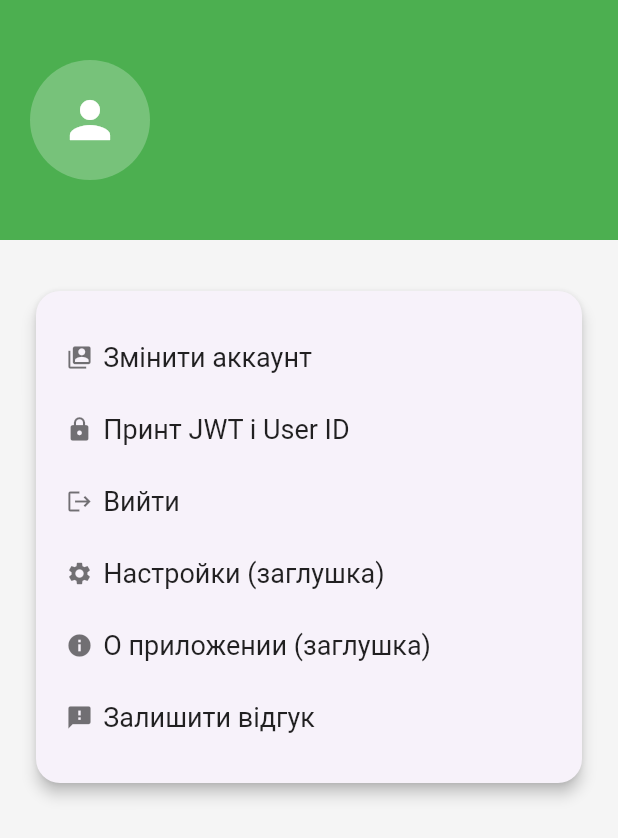
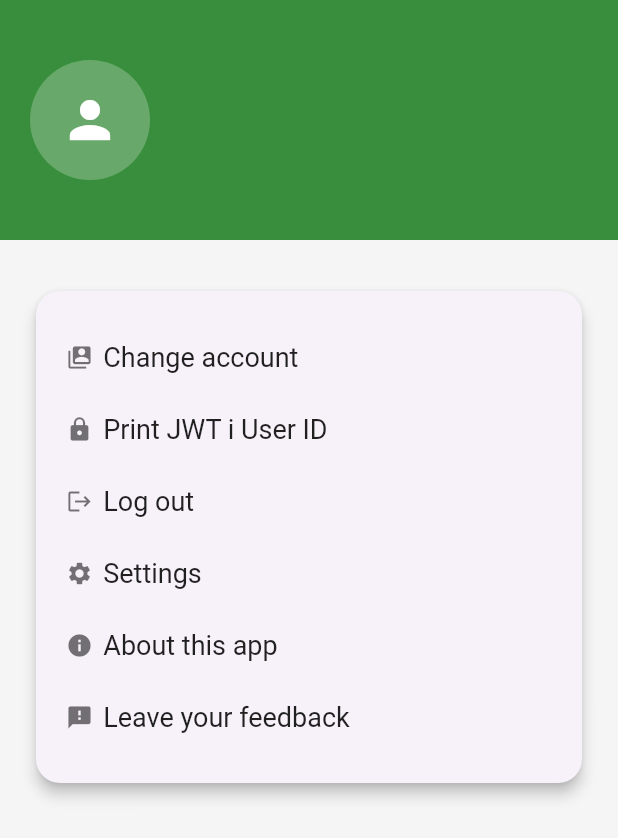
Before and after one commit to Qwertyssd/thePlantMobile, a Flutter app: the AccountPage screen opened directly, on a phone screen of 412 x 824 dp. Shown: the top 838 px of the screen. Run offline on Flutter 3.47's test engine with Material 3 defaults, Android fonts, the phone set to English and light mode, and no system bars; our stand-ins replace firebase_auth, firebase_core, google_sign_in; accounts and stored records are empty; network calls fail.

Commit message:
Зроблено зміни в сторінках

```diff
--- a/lib/pages/account_page.dart
+++ b/lib/pages/account_page.dart
@@ -23,16 +23,16 @@ class _ProfileState extends State<AccountPage> {
       context: contextMounted,
       builder: (context) {
         return AlertDialog(
-          title: const Text('Залишити відгук'),
+          title: const Text('Leave feedback'),
           content: Column(
             mainAxisSize: MainAxisSize.min,
             children: [
               TextField(
-                decoration: const InputDecoration(labelText: 'Тема'),
+                decoration: const InputDecoration(labelText: 'Theme'),
                 onChanged: (value) => theme = value,
               ),
               TextField(
-                decoration: const InputDecoration(labelText: 'Повідомлення'),
+                decoration: const InputDecoration(labelText: 'Message'),
                 maxLines: 4,
                 onChanged: (value) => text = value,
               ),
@@ -41,7 +41,7 @@ class _ProfileState extends State<AccountPage> {
           actions: [
             TextButton(
               onPressed: () => Navigator.of(context).pop(),
-              child: const Text('Скасувати'),
+              child: const Text('Cancel'),
             ),
             ElevatedButton(
               onPressed: () async {
@@ -60,13 +60,13 @@ class _ProfileState extends State<AccountPage> {
                 );
 
                 final message = (response != null && response.statusCode == 200)
-                    ? '✅ Відгук надіслано'
-                    : '❗ Помилка надсилання';
+                    ? '✅ Feedback has already sent'
+                    : '❗ Error';
 
                 // Используем contextMounted — внешний контекст
                 ScaffoldMessenger.of(contextMounted).showSnackBar(SnackBar(content: Text(message)));
               },
-              child: const Text('Надіслати'),
+              child: const Text('Send'),
             ),
           ],
         );
@@ -117,7 +117,7 @@ class _ProfileState extends State<AccountPage> {
   @override
   Widget build(BuildContext context) {
     final userName = _user?.displayName ?? _user?.email?.split('@')[0] ??
-        'Користувач';
+        'User';
     final photoUrl = _user?.photoURL;
 
     return Scaffold(
@@ -127,7 +127,7 @@ class _ProfileState extends State<AccountPage> {
         children: [
           // Верхний блок с аватаркой
           Container(
-            color: Colors.green,
+            color: Colors.green[700],
             padding: const EdgeInsets.symmetric(vertical: 40, horizontal: 20),
             child: Row(
               children: [
@@ -164,20 +164,20 @@ class _ProfileState extends State<AccountPage> {
                   crossAxisAlignment: CrossAxisAlignment.start,
                   children: [
                     _buildLeftAlignedTextButton(
-                        Icons.switch_account, 'Змінити аккаунт', _switchAcc),
+                        Icons.switch_account, 'Change account', _switchAcc),
                     _buildLeftAlignedTextButton(
-                        Icons.lock, 'Принт JWT і User ID', () {
+                        Icons.lock, 'Print JWT і User ID', () {
                       print('🔐 JWT: $globalJwtToken');
                       print('👤 User ID: $globalUserId');
                     }),
                     if (_user != null)
                       _buildLeftAlignedTextButton(
-                          Icons.logout, 'Вийти', _signOut),
+                          Icons.logout, 'Log out', _signOut),
                     _buildLeftAlignedTextButton(
-                        Icons.settings, 'Настройки (заглушка)', () {}),
+                        Icons.settings, 'Settings', () {}),
                     _buildLeftAlignedTextButton(
-                        Icons.info, 'О приложении (заглушка)', () {}),
-                    _buildLeftAlignedTextButton(Icons.feedback, 'Залишити відгук', () => _showFeedbackDialog(context))
+                        Icons.info, 'About this app', () {}),
+                    _buildLeftAlignedTextButton(Icons.feedback, 'Leave your feedback', () => _showFeedbackDialog(context))
 
                   ],
                 ),
```
Also changed, not shown: lib/pages/add_remainder_dialog.dart (+6 -6 lines).
